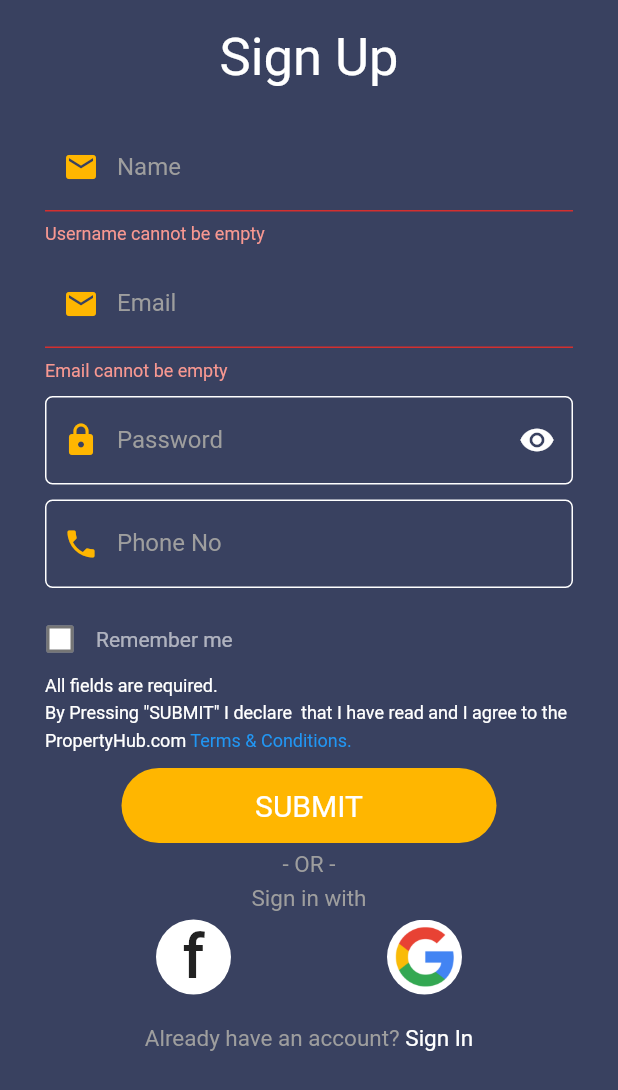
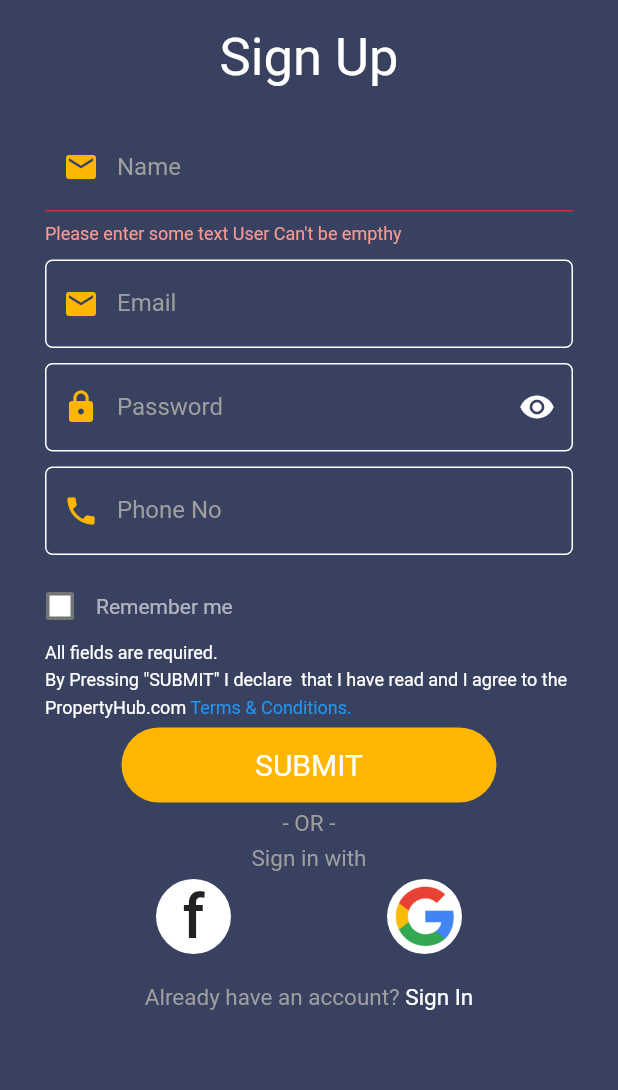
Before and after one commit to IsmailParacha/Property-Hub, a Flutter app: the NewAccount screen opened directly, after a tap on "SUBMIT", on a phone screen of 412 x 824 dp. Shown: the top 1090 px of the screen. Run offline on Flutter 3.47's test engine with Material 2 defaults, Android fonts, the phone set to English and light mode, and no system bars; our stand-ins replace animated_splash_screen, readmore.

Commit message:
set padding

```diff
--- a/lib/Dashboard/home.dart
+++ b/lib/Dashboard/home.dart
@@ -227,7 +227,11 @@ class _HomeState extends State<Home> {
                                             ),
                                           ),
                                           Padding(
-                                            padding: const EdgeInsets.all(5.0),
+                                            padding: const EdgeInsets.only(
+                                                top: 0.0,
+                                                bottom: 0.0,
+                                                right: 5.0,
+                                                left: 5.0),
                                             child: SingleChildScrollView(
                                               scrollDirection: Axis.horizontal,
                                               child: Row(
@@ -492,7 +496,8 @@ class _HomeState extends State<Home> {
                                             ),
                                           ),
                                           Padding(
-                                            padding: const EdgeInsets.all(3.0),
+                                            padding: const EdgeInsets.only(
+                                                right: 5.0, left: 5.0),
                                             child: SingleChildScrollView(
                                               scrollDirection: Axis.horizontal,
                                               child: Row(
@@ -841,8 +846,8 @@ class _HomeState extends State<Home> {
                                               ),
                                             ),
                                             Padding(
-                                              padding:
-                                                  const EdgeInsets.all(5.0),
+                                              padding: const EdgeInsets.only(
+                                                  left: 5.0, right: 5.0),
                                               child: SingleChildScrollView(
                                                 scrollDirection:
                                                     Axis.horizontal,
--- a/lib/Login/SignUp.dart
+++ b/lib/Login/SignUp.dart
@@ -1,20 +1,14 @@
 import 'package:flutter/material.dart';
-import 'package:property/Login/login.dart';
 
 import '../DashBoard/Dashboard.dart';
+import 'login.dart';
 
 class NewAccount extends StatefulWidget {
   const NewAccount({Key? key}) : super(key: key);
 
   @override
-  State createState() => _NewAccountState();
+  _NewAccountState createState() => _NewAccountState();
 }
-
-final GlobalKey<FormState> _formkey = GlobalKey<FormState>();
-String p =
-    r'^(([^<>()[\]\\.,;:\s@\"]+(\.[^<>()[\]\\.,;:\s@\"]+)*)|(\".+\"))@((\[[0-9]{1,3}\.[0-9]{1,3}\.[0-9]{1,3}\.[0-9]{1,3}\])|(([a-zA-Z\-0-9]+\.)+[a-zA-Z]{2,}))$';
-
-RegExp regExp = new RegExp(p);
 
 class _NewAccountState extends State<NewAccount> {
   bool isChecked = false;
@@ -33,17 +27,19 @@ class _NewAccountState extends State<NewAccount> {
   bool _isObscure = true;
   bool value = false;
 
+  final _formKey = GlobalKey<FormState>();
+
   @override
   Widget build(BuildContext context) {
     return Scaffold(
       backgroundColor: Color.fromRGBO(57, 65, 96, 1.0),
-      body: Stack(
+      body: Form(
+        key: _formKey,
+        child: Stack(
           children: [
             ListView(
               children: [
-              Form(
-                key: _formkey,
-                child: Column(
+                Column(
                   children: [
                     Center(
                       child: Padding(
@@ -67,15 +63,10 @@ class _NewAccountState extends State<NewAccount> {
                       ),
                       child: TextFormField(
                           validator: (value) {
-                            if (value != null && value != "") {
-                              if (value.length < 6) {
-                                return "Username length should be atleast 6";
-                              } else {
+                            if (value == null || value.isEmpty) {
+                              return "Please enter some text User Can't be empthy";
+                            }
                             return null;
-                              }
-                            } else {
-                              return "Username cannot be empty";
-                            }
                           },
                           style: TextStyle(
                             color: Colors.white,
@@ -110,21 +101,8 @@ class _NewAccountState extends State<NewAccount> {
                         right: 30,
                       ),
                       child: TextFormField(
-                        validator: (value) {
-                          if (value != null && value != "") {
-                            if (!regExp.hasMatch(value)) {
-                              return "Email is invalid";
-                            } else {
-                              return null;
-                            }
-                          } else {
-                            return "Email cannot be empty";
-                          }
-                        },
                         style: TextStyle(color: Colors.white),
                         decoration: InputDecoration(
-                            errorStyle: TextStyle(
-                                color: Color.fromARGB(255, 248, 152, 145)),
                             enabledBorder: OutlineInputBorder(
                               borderSide: BorderSide(color: Colors.white),
                               borderRadius:
@@ -152,12 +130,10 @@ class _NewAccountState extends State<NewAccount> {
                         left: 30,
                         right: 30,
                       ),
-                      child: TextFormField(
+                      child: TextField(
                           obscureText: true,
                           style: TextStyle(color: Colors.white),
                           decoration: InputDecoration(
-                            errorStyle: TextStyle(
-                                color: Color.fromARGB(255, 248, 152, 145)),
                             enabledBorder: OutlineInputBorder(
                               borderSide: BorderSide(color: Colors.white),
                               borderRadius:
@@ -198,11 +174,9 @@ class _NewAccountState extends State<NewAccount> {
                         left: 30,
                         right: 30,
                       ),
-                      child: TextFormField(
+                      child: TextField(
                           style: TextStyle(color: Colors.white),
                           decoration: InputDecoration(
-                              errorStyle: TextStyle(
-                                  color: Color.fromARGB(255, 248, 152, 145)),
                               enabledBorder: OutlineInputBorder(
                                 borderSide: BorderSide(color: Colors.white),
                                 borderRadius:
@@ -277,9 +251,6 @@ class _NewAccountState extends State<NewAccount> {
                               ),
                             ),
                           ),
-                          SizedBox(
-                            height: 5,
-                          ),
                         ],
                       ),
                     ),
@@ -304,7 +275,7 @@ class _NewAccountState extends State<NewAccount> {
                         ),
                       ),
                       onTap: () {
-                        if (_formkey.currentState!.validate()) {
+                        if (_formKey.currentState!.validate()) {
                           ScaffoldMessenger.of(context).showSnackBar(
                             const SnackBar(content: Text('Processing Data')),
                           );
@@ -393,12 +364,12 @@ class _NewAccountState extends State<NewAccount> {
                       height: 5,
                     ),
                   ],
-                ),
                 )
               ],
             )
           ],
         ),
+      ),
     );
   }
 }
```
Also changed, not shown: images/brain-tumor-risk-factors-5b4776c6c9e77c003768b8e8.webp (added). Lines whose indentation alone changed are shown as unchanged.
